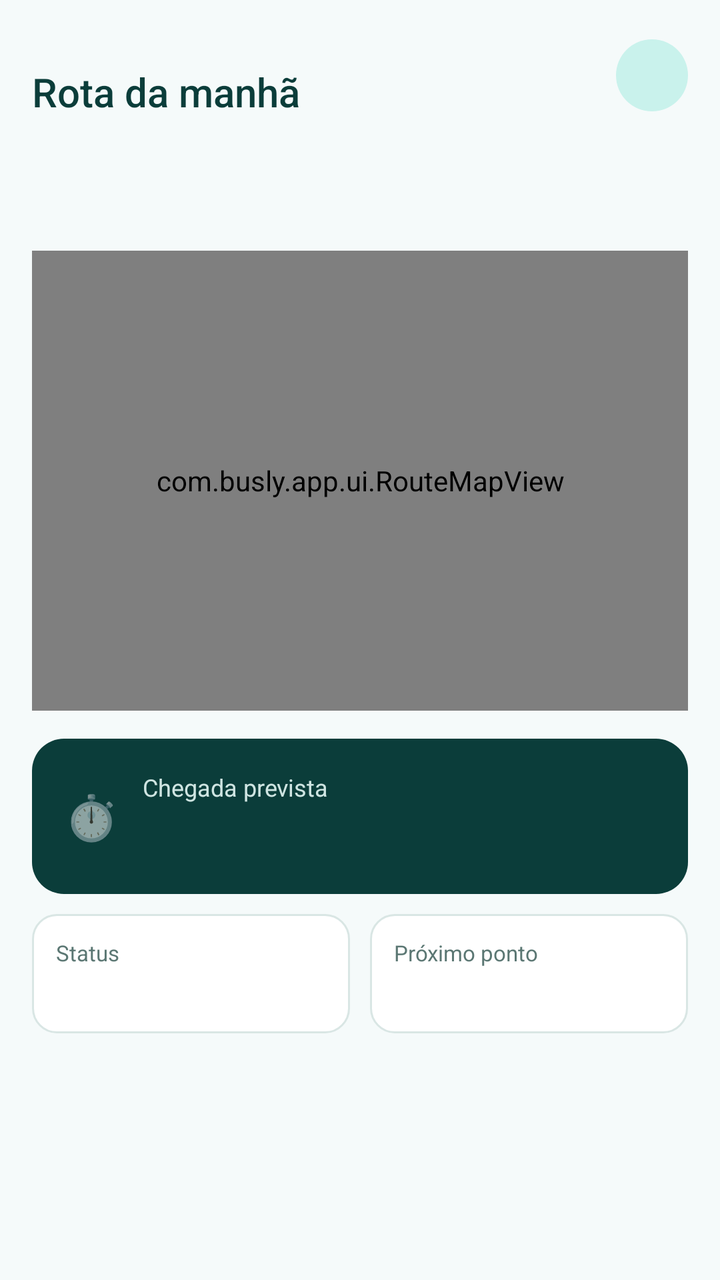
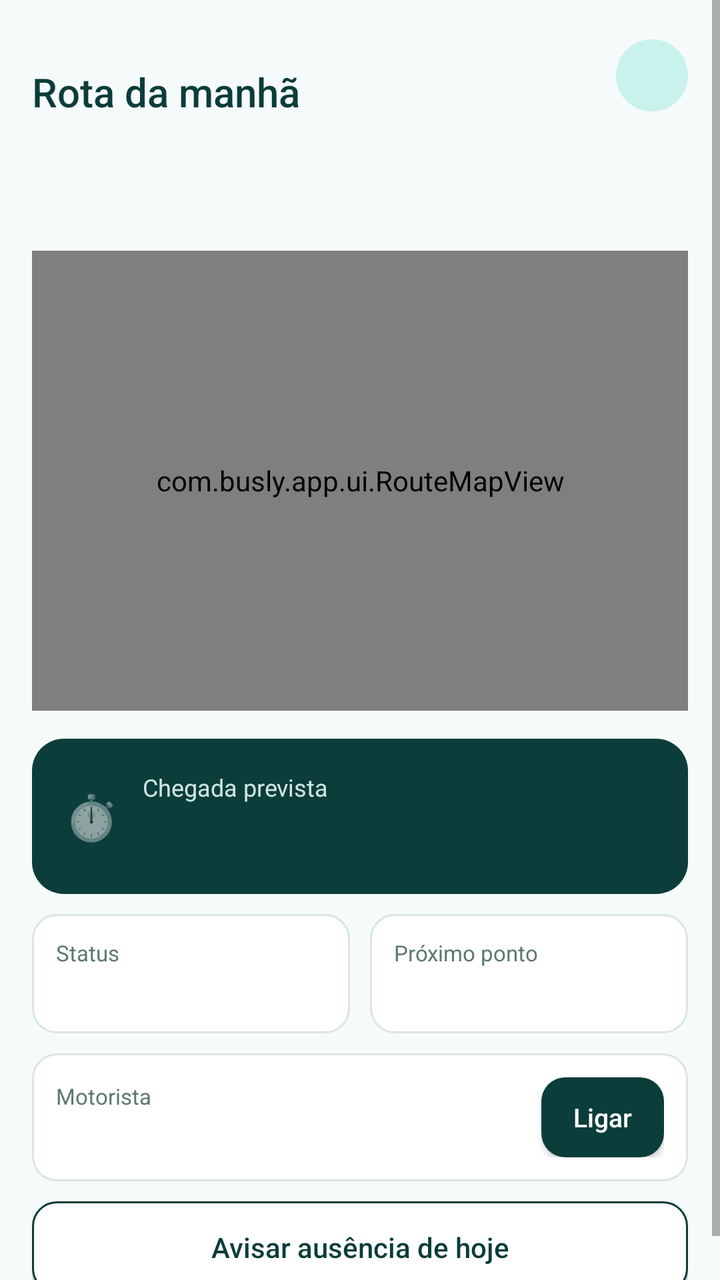

Screens rendered from an Android XML layout before and after an edit, with the pre-edit source and the edit as a unified diff.
<!-- AndroidManifest.xml: application theme Theme.Busly -->
<!-- res/layout/fragment_home.xml -->
<?xml version="1.0" encoding="utf-8"?>
<ScrollView xmlns:android="http://schemas.android.com/apk/res/android"
    android:layout_width="match_parent"
    android:layout_height="match_parent"
    android:fillViewport="true">

    <LinearLayout
        android:layout_width="match_parent"
        android:layout_height="wrap_content"
        android:orientation="vertical"
        android:padding="16dp">

        
        <LinearLayout
            android:layout_width="match_parent"
            android:layout_height="wrap_content"
            android:gravity="center_vertical"
            android:orientation="horizontal">

            <LinearLayout
                android:layout_width="0dp"
                android:layout_height="wrap_content"
                android:layout_weight="1"
                android:orientation="vertical">

                <TextView
                    android:id="@+id/tvSaudacao"
                    style="@style/Busly.Secundario"
                    android:layout_width="wrap_content"
                    android:layout_height="wrap_content" />

                <TextView
                    android:id="@+id/tvRota"
                    style="@style/Busly.Titulo"
                    android:layout_width="wrap_content"
                    android:layout_height="wrap_content"
                    android:text="@string/rota_manha" />
            </LinearLayout>

            <TextView
                android:id="@+id/tvAvatar"
                android:layout_width="36dp"
                android:layout_height="36dp"
                android:background="@drawable/bg_avatar"
                android:fontFamily="sans-serif-medium"
                android:gravity="center"
                android:textColor="@color/busly_primary"
                android:textSize="13sp" />
        </LinearLayout>

        
        <LinearLayout
            android:layout_width="match_parent"
            android:layout_height="wrap_content"
            android:layout_marginTop="14dp"
            android:orientation="horizontal">

            <TextView
                android:id="@+id/tvAluno1"
                android:layout_width="0dp"
                android:layout_height="40dp"
                android:layout_marginEnd="8dp"
                android:layout_weight="1"
                android:fontFamily="sans-serif-medium"
                android:gravity="center"
                android:textSize="13sp" />

            <TextView
                android:id="@+id/tvAluno2"
                android:layout_width="0dp"
                android:layout_height="40dp"
                android:layout_weight="1"
                android:fontFamily="sans-serif-medium"
                android:gravity="center"
                android:textSize="13sp" />
        </LinearLayout>

        
        <com.busly.app.ui.RouteMapView
            android:id="@+id/routeMap"
            android:layout_width="match_parent"
            android:layout_height="230dp"
            android:layout_marginTop="12dp" />

        
        <LinearLayout
            android:layout_width="match_parent"
            android:layout_height="wrap_content"
            android:layout_marginTop="14dp"
            android:background="@drawable/bg_card_eta"
            android:gravity="center_vertical"
            android:orientation="horizontal"
            android:padding="16dp">

            <TextView
                android:layout_width="wrap_content"
                android:layout_height="wrap_content"
                android:importantForAccessibility="no"
                android:text="⏱️"
                android:textSize="22sp" />

            <LinearLayout
                android:layout_width="wrap_content"
                android:layout_height="wrap_content"
                android:layout_marginStart="12dp"
                android:orientation="vertical">

                <TextView
                    android:layout_width="wrap_content"
                    android:layout_height="wrap_content"
                    android:text="@string/chegada_prevista"
                    android:textColor="@color/busly_eta_label"
                    android:textSize="12sp" />

                <TextView
                    android:id="@+id/tvEta"
                    android:layout_width="wrap_content"
                    android:layout_height="wrap_content"
                    android:fontFamily="sans-serif-medium"
                    android:textColor="@color/white"
                    android:textSize="22sp"
                    android:textStyle="bold" />
            </LinearLayout>
        </LinearLayout>

        
        <LinearLayout
            android:layout_width="match_parent"
            android:layout_height="wrap_content"
            android:layout_marginTop="10dp"
            android:orientation="horizontal">

            <LinearLayout
                android:layout_width="0dp"
                android:layout_height="wrap_content"
                android:layout_marginEnd="5dp"
                android:layout_weight="1"
                android:background="@drawable/bg_card_branco"
                android:orientation="vertical"
                android:padding="12dp">

                <TextView
                    style="@style/Busly.Secundario"
                    android:layout_width="wrap_content"
                    android:layout_height="wrap_content"
                    android:text="@string/status"
                    android:textSize="11sp" />

                <TextView
                    android:id="@+id/tvStatus"
                    android:layout_width="wrap_content"
                    android:layout_height="wrap_content"
                    android:layout_marginTop="2dp"
                    android:fontFamily="sans-serif-medium"
                    android:textColor="@color/busly_primary"
                    android:textSize="14sp"
                    android:textStyle="bold" />
            </LinearLayout>

            <LinearLayout
                android:layout_width="0dp"
                android:layout_height="wrap_content"
                android:layout_marginStart="5dp"
                android:layout_weight="1"
                android:background="@drawable/bg_card_branco"
                android:orientation="vertical"
                android:padding="12dp">

                <TextView
                    style="@style/Busly.Secundario"
                    android:layout_width="wrap_content"
                    android:layout_height="wrap_content"
                    android:text="@string/proximo_ponto"
                    android:textSize="11sp" />

                <TextView
                    android:id="@+id/tvProximoPonto"
                    android:layout_width="wrap_content"
                    android:layout_height="wrap_content"
                    android:layout_marginTop="2dp"
                    android:fontFamily="sans-serif-medium"
                    android:textColor="@color/busly_primary"
                    android:textSize="14sp"
                    android:textStyle="bold" />
            </LinearLayout>
        </LinearLayout>
    </LinearLayout>
</ScrollView>
<!-- resources referenced by this layout -->
<resources>
  <color name="busly_eta_label">#CFE5E2</color>
  <color name="busly_primary">#0B3D3A</color>
  <color name="white">#FFFFFF</color>
  <!-- drawable bg_avatar (drawable) -->
  <?xml version="1.0" encoding="utf-8"?>
  <shape xmlns:android="http://schemas.android.com/apk/res/android" android:shape="oval">
      <solid android:color="@color/busly_menta" />
  </shape>
  <!-- drawable bg_card_branco (drawable) -->
  <?xml version="1.0" encoding="utf-8"?>
  <shape xmlns:android="http://schemas.android.com/apk/res/android" android:shape="rectangle">
      <solid android:color="@color/white" />
      <stroke android:width="1dp" android:color="@color/busly_borda" />
      <corners android:radius="12dp" />
  </shape>
  <!-- drawable bg_card_eta (drawable) -->
  <?xml version="1.0" encoding="utf-8"?>
  <shape xmlns:android="http://schemas.android.com/apk/res/android" android:shape="rectangle">
      <solid android:color="@color/busly_primary" />
      
      <corners android:radius="16dp" />
  </shape>
  <string name="chegada_prevista">Chegada prevista</string>
  <string name="proximo_ponto">Próximo ponto</string>
  <string name="rota_manha">Rota da manhã</string>
  <string name="status">Status</string>
  <style name="Busly.Secundario" parent="">
          <item name="android:textSize">12sp</item>
          <item name="android:textColor">@color/busly_texto_secundario</item>
      </style>
  <style name="Busly.Titulo" parent="">
          <item name="android:textSize">20sp</item>
          <item name="android:textColor">@color/busly_primary</item>
          <item name="android:fontFamily">sans-serif-medium</item>
      </style>
  <style name="Theme.Busly" parent="Theme.MaterialComponents.Light.NoActionBar">
          <item name="colorPrimary">@color/busly_primary</item>
          <item name="colorPrimaryVariant">@color/busly_primary_variant</item>
          <item name="colorOnPrimary">@color/white</item>
          <item name="colorSecondary">@color/busly_laranja</item>
          <item name="colorOnSecondary">@color/white</item>
          <item name="android:windowBackground">@color/busly_fundo</item>
          <item name="android:statusBarColor">@color/busly_fundo</item>
          <item name="android:windowLightStatusBar">true</item>
          <item name="android:navigationBarColor">@color/white</item>
          <item name="android:textColorPrimary">@color/busly_primary</item>
      </style>
  <color name="busly_menta">#C9F2EC</color>
  <color name="busly_borda">#D9E6E4</color>
  <color name="busly_texto_secundario">#5B7773</color>
  <color name="busly_primary_variant">#082B29</color>
  <color name="busly_laranja">#FF9F1C</color>
  <color name="busly_fundo">#F5FAFA</color>
</resources>

<!-- the commit's change to res/layout/fragment_home.xml (unified diff, before → after) -->
@@ -184,5 +184,64 @@
                     android:textStyle="bold" />
             </LinearLayout>
         </LinearLayout>
+
+        
+        <LinearLayout
+            android:layout_width="match_parent"
+            android:layout_height="wrap_content"
+            android:layout_marginTop="10dp"
+            android:background="@drawable/bg_card_branco"
+            android:gravity="center_vertical"
+            android:orientation="horizontal"
+            android:padding="12dp">
+
+            <LinearLayout
+                android:layout_width="0dp"
+                android:layout_height="wrap_content"
+                android:layout_weight="1"
+                android:orientation="vertical">
+
+                <TextView
+                    style="@style/Busly.Secundario"
+                    android:layout_width="wrap_content"
+                    android:layout_height="wrap_content"
+                    android:text="@string/motorista"
+                    android:textSize="11sp" />
+
+                <TextView
+                    android:id="@+id/tvMotorista"
+                    android:layout_width="wrap_content"
+                    android:layout_height="wrap_content"
+                    android:layout_marginTop="2dp"
+                    android:fontFamily="sans-serif-medium"
+                    android:textColor="@color/busly_primary"
+                    android:textSize="14sp"
+                    android:textStyle="bold" />
+            </LinearLayout>
+
+            <androidx.appcompat.widget.AppCompatButton
+                android:id="@+id/btnLigar"
+                android:layout_width="wrap_content"
+                android:layout_height="40dp"
+                android:background="@drawable/bg_botao_primario"
+                android:minWidth="0dp"
+                android:paddingStart="16dp"
+                android:paddingEnd="16dp"
+                android:text="@string/ligar"
+                android:textAllCaps="false"
+                android:textColor="@color/white"
+                android:textSize="13sp" />
+        </LinearLayout>
+
+        <androidx.appcompat.widget.AppCompatButton
+            android:id="@+id/btnAusencia"
+            android:layout_width="match_parent"
+            android:layout_height="46dp"
+            android:layout_marginTop="10dp"
+            android:background="@drawable/bg_botao_contorno"
+            android:text="@string/avisar_ausencia"
+            android:textAllCaps="false"
+            android:textColor="@color/busly_primary"
+            android:textSize="14sp" />
     </LinearLayout>
 </ScrollView>
<!-- resource entries referenced after the edit -->
@@ -8,6 +8,31 @@
   <shape xmlns:android="http://schemas.android.com/apk/res/android" android:shape="oval">
       <solid android:color="@color/busly_menta" />
   </shape>
+  <!-- drawable bg_botao_contorno (drawable) -->
+  <?xml version="1.0" encoding="utf-8"?>
+  <ripple xmlns:android="http://schemas.android.com/apk/res/android"
+      android:color="#220B3D3A">
+      <item>
+          <shape android:shape="rectangle">
+              <solid android:color="@color/white" />
+              <stroke
+                  android:width="1dp"
+                  android:color="@color/busly_primary" />
+              <corners android:radius="12dp" />
+          </shape>
+      </item>
+  </ripple>
+  <!-- drawable bg_botao_primario (drawable) -->
+  <?xml version="1.0" encoding="utf-8"?>
+  <ripple xmlns:android="http://schemas.android.com/apk/res/android"
+      android:color="#33FFFFFF">
+      <item>
+          <shape android:shape="rectangle">
+              <solid android:color="@color/busly_primary" />
+              <corners android:radius="12dp" />
+          </shape>
+      </item>
+  </ripple>
   <!-- drawable bg_card_branco (drawable) -->
   <?xml version="1.0" encoding="utf-8"?>
   <shape xmlns:android="http://schemas.android.com/apk/res/android" android:shape="rectangle">
@@ -22,7 +47,10 @@
       
       <corners android:radius="16dp" />
   </shape>
+  <string name="avisar_ausencia">Avisar ausência de hoje</string>
   <string name="chegada_prevista">Chegada prevista</string>
+  <string name="ligar">Ligar</string>
+  <string name="motorista">Motorista</string>
   <string name="proximo_ponto">Próximo ponto</string>
   <string name="rota_manha">Rota da manhã</string>
   <string name="status">Status</string>
